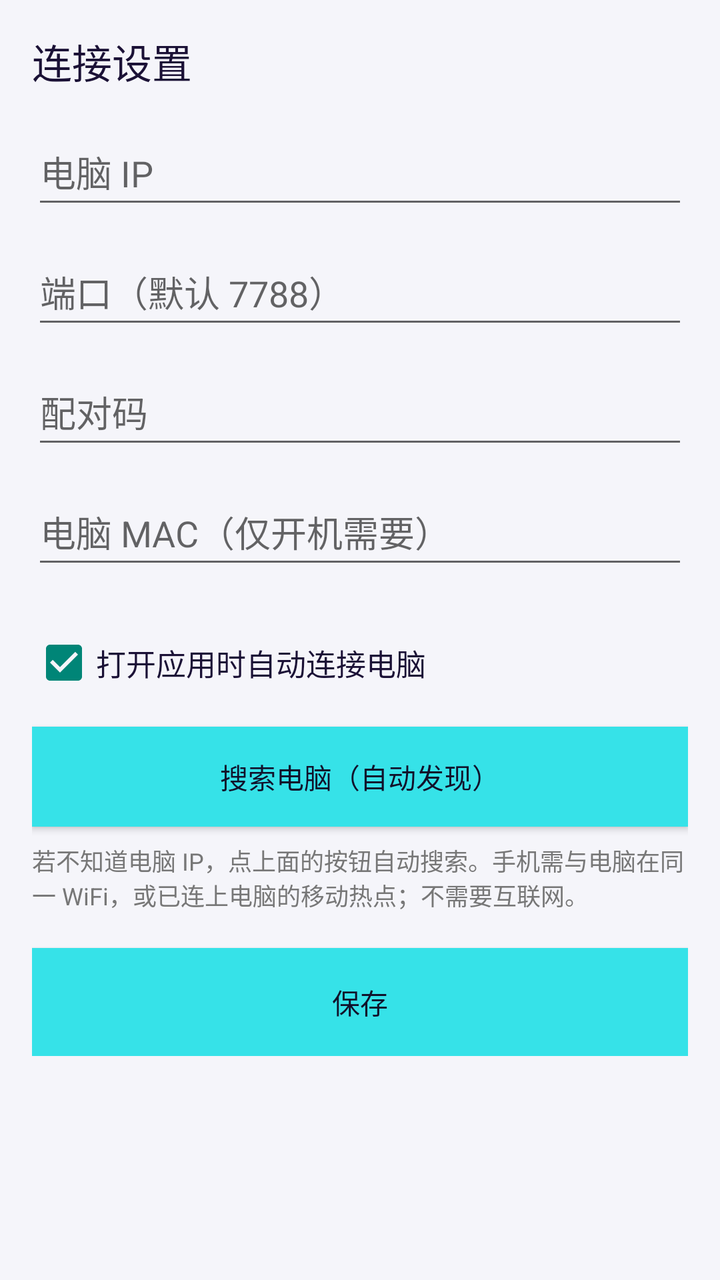
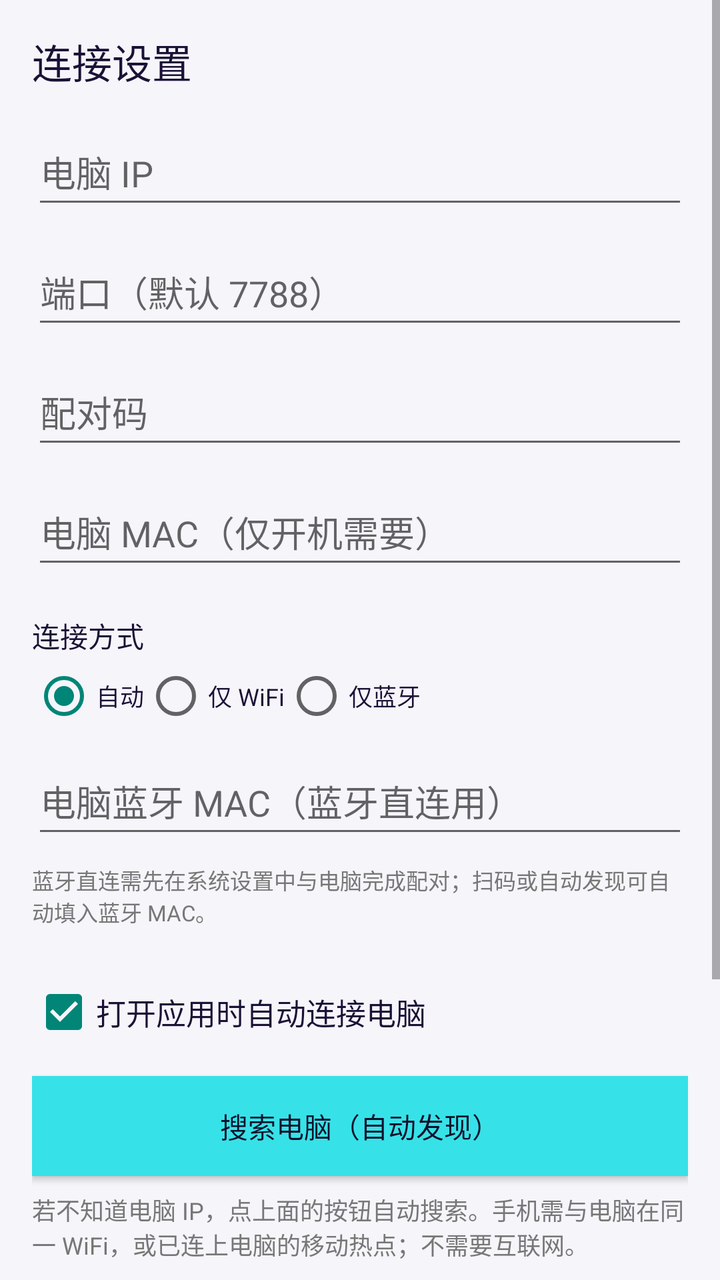

The first picture is an Android layout as it rendered before a commit; the second is the same layout after the commit. The layout source and the unified diff follow.
<!-- AndroidManifest.xml: application theme AppTheme -->
<!-- res/layout/activity_settings.xml -->
<?xml version="1.0" encoding="utf-8"?>
<ScrollView xmlns:android="http://schemas.android.com/apk/res/android"
    android:layout_width="match_parent" android:layout_height="match_parent">
    <LinearLayout android:orientation="vertical" android:padding="16dp"
        android:layout_width="match_parent" android:layout_height="wrap_content">
        <TextView android:text="@string/settings_title" android:textSize="20sp"
            android:textColor="#1b1136" android:layout_marginBottom="14dp"
            android:layout_width="match_parent" android:layout_height="wrap_content"/>
        <EditText android:id="@+id/editIp" android:hint="@string/hint_ip"
            android:inputType="text" android:minHeight="50dp" android:layout_marginBottom="10dp"
            android:layout_width="match_parent" android:layout_height="wrap_content"/>
        <EditText android:id="@+id/editPort" android:hint="@string/hint_port"
            android:inputType="number" android:minHeight="50dp" android:layout_marginBottom="10dp"
            android:layout_width="match_parent" android:layout_height="wrap_content"/>
        <EditText android:id="@+id/editToken" android:hint="@string/hint_token"
            android:inputType="text" android:minHeight="50dp" android:layout_marginBottom="10dp"
            android:layout_width="match_parent" android:layout_height="wrap_content"/>
        <EditText android:id="@+id/editMac" android:hint="@string/hint_mac"
            android:inputType="text" android:minHeight="50dp" android:layout_marginBottom="18dp"
            android:layout_width="match_parent" android:layout_height="wrap_content"/>
        <CheckBox android:id="@+id/chkAutoConnect" android:text="@string/auto_connect"
            android:textSize="15sp" android:textColor="#1b1136" android:checked="true"
            android:minHeight="48dp" android:layout_marginBottom="8dp"
            android:layout_width="match_parent" android:layout_height="wrap_content"/>
        <Button android:id="@+id/btnSearch" android:text="@string/search_pc"
            android:minHeight="50dp" android:textColor="#11102A" android:background="#36E2E8"
            android:layout_marginBottom="8dp"
            android:layout_width="match_parent" android:layout_height="wrap_content"/>
        <TextView android:id="@+id/searchResult" android:text="@string/search_hint"
            android:textSize="12sp" android:textColor="#777777" android:layout_marginBottom="18dp"
            android:layout_width="match_parent" android:layout_height="wrap_content"/>
        <Button android:id="@+id/btnSave" android:text="@string/save"
            android:minHeight="54dp" android:textColor="#11102A" android:background="#36E2E8"
            android:layout_width="match_parent" android:layout_height="wrap_content"/>
    </LinearLayout>
</ScrollView>
<!-- resources referenced by this layout -->
<resources>
  <string name="auto_connect">打开应用时自动连接电脑</string>
  <string name="hint_ip">电脑 IP</string>
  <string name="hint_mac">电脑 MAC（仅开机需要）</string>
  <string name="hint_port">端口（默认 7788）</string>
  <string name="hint_token">配对码</string>
  <string name="save">保存</string>
  <string name="search_hint">若不知道电脑 IP，点上面的按钮自动搜索。手机需与电脑在同一 WiFi，或已连上电脑的移动热点；不需要互联网。</string>
  <string name="search_pc">搜索电脑（自动发现）</string>
  <string name="settings_title">连接设置</string>
  <style name="AppTheme" parent="@android:style/Theme.Material.Light.NoActionBar">
          <item name="android:windowBackground">#f5f5fa</item>
      </style>
</resources>

<!-- the commit's change to res/layout/activity_settings.xml (unified diff, before → after) -->
@@ -1,5 +1,6 @@
 <?xml version="1.0" encoding="utf-8"?>
 <ScrollView xmlns:android="http://schemas.android.com/apk/res/android"
+    android:id="@+id/scroll"
     android:layout_width="match_parent" android:layout_height="match_parent">
     <LinearLayout android:orientation="vertical" android:padding="16dp"
         android:layout_width="match_parent" android:layout_height="wrap_content">
@@ -18,6 +19,28 @@
         <EditText android:id="@+id/editMac" android:hint="@string/hint_mac"
             android:inputType="text" android:minHeight="50dp" android:layout_marginBottom="18dp"
             android:layout_width="match_parent" android:layout_height="wrap_content"/>
+        <TextView android:text="@string/conn_mode_label" android:textSize="14sp"
+            android:textColor="#1b1136" android:layout_marginBottom="4dp"
+            android:layout_width="match_parent" android:layout_height="wrap_content"/>
+        <RadioGroup android:id="@+id/radioMode" android:orientation="horizontal"
+            android:layout_marginBottom="10dp"
+            android:layout_width="match_parent" android:layout_height="wrap_content">
+            <RadioButton android:id="@+id/modeAuto" android:text="@string/mode_auto"
+                android:textSize="12sp" android:textColor="#1b1136" android:checked="true"
+                android:layout_width="wrap_content" android:layout_height="wrap_content"/>
+            <RadioButton android:id="@+id/modeWifi" android:text="@string/mode_wifi"
+                android:textSize="12sp" android:textColor="#1b1136"
+                android:layout_width="wrap_content" android:layout_height="wrap_content"/>
+            <RadioButton android:id="@+id/modeBt" android:text="@string/mode_bt"
+                android:textSize="12sp" android:textColor="#1b1136"
+                android:layout_width="wrap_content" android:layout_height="wrap_content"/>
+        </RadioGroup>
+        <EditText android:id="@+id/editBtMac" android:hint="@string/hint_bt_mac"
+            android:inputType="text" android:minHeight="50dp" android:layout_marginBottom="8dp"
+            android:layout_width="match_parent" android:layout_height="wrap_content"/>
+        <TextView android:text="@string/bt_help" android:textSize="11sp"
+            android:textColor="#777777" android:layout_marginBottom="18dp"
+            android:layout_width="match_parent" android:layout_height="wrap_content"/>
         <CheckBox android:id="@+id/chkAutoConnect" android:text="@string/auto_connect"
             android:textSize="15sp" android:textColor="#1b1136" android:checked="true"
             android:minHeight="48dp" android:layout_marginBottom="8dp"
@@ -31,6 +54,15 @@
             android:layout_width="match_parent" android:layout_height="wrap_content"/>
         <Button android:id="@+id/btnSave" android:text="@string/save"
             android:minHeight="54dp" android:textColor="#11102A" android:background="#36E2E8"
+            android:layout_marginBottom="8dp"
             android:layout_width="match_parent" android:layout_height="wrap_content"/>
+        <Button android:id="@+id/btnScanAdd" android:text="@string/devices_add_scan"
+            android:minHeight="48dp" android:textColor="#11102A" android:background="#36E2E8"
+            android:layout_marginBottom="6dp"
+            android:layout_width="match_parent" android:layout_height="wrap_content"/>
+        <Button android:id="@+id/btnDelete" android:text="@string/devices_delete_title"
+            android:minHeight="48dp"
+            android:layout_width="match_parent" android:layout_height="wrap_content"
+            style="@style/BtnDanger"/>
     </LinearLayout>
 </ScrollView>
<!-- resource entries referenced after the edit -->
@@ -1,16 +1,37 @@
 <!-- resources referenced by this layout -->
 <resources>
   <string name="auto_connect">打开应用时自动连接电脑</string>
+  <string name="bt_help">蓝牙直连需先在系统设置中与电脑完成配对；扫码或自动发现可自动填入蓝牙 MAC。</string>
+  <string name="conn_mode_label">连接方式</string>
+  <string name="devices_add_scan">扫码添加设备</string>
+  <string name="devices_delete_title">删除设备</string>
+  <string name="hint_bt_mac">电脑蓝牙 MAC（蓝牙直连用）</string>
   <string name="hint_ip">电脑 IP</string>
   <string name="hint_mac">电脑 MAC（仅开机需要）</string>
   <string name="hint_port">端口（默认 7788）</string>
   <string name="hint_token">配对码</string>
+  <string name="mode_auto">自动</string>
+  <string name="mode_bt">仅蓝牙</string>
+  <string name="mode_wifi">仅 WiFi</string>
   <string name="save">保存</string>
   <string name="search_hint">若不知道电脑 IP，点上面的按钮自动搜索。手机需与电脑在同一 WiFi，或已连上电脑的移动热点；不需要互联网。</string>
   <string name="search_pc">搜索电脑（自动发现）</string>
   <string name="settings_title">连接设置</string>
+  <style name="BtnDanger" parent="@style/Btn">
+          <item name="android:textColor">#D32F2F</item>
+      </style>
   <style name="AppTheme" parent="@android:style/Theme.Material.Light.NoActionBar">
           <item name="android:windowBackground">#f5f5fa</item>
       </style>
+  <style name="Btn" parent="@android:style/Widget.Button">
+          <item name="android:layout_width">0dp</item>
+          <item name="android:layout_height">wrap_content</item>
+          <item name="android:layout_weight">1</item>
+          <item name="android:minHeight">@dimen/btn_minh</item>
+          <item name="android:textSize">@dimen/btn_text</item>
+          <item name="android:layout_margin">4dp</item>
+      </style>
+  <dimen name="btn_minh">56dp</dimen>
+  <dimen name="btn_text">16sp</dimen>
 </resources>
 
